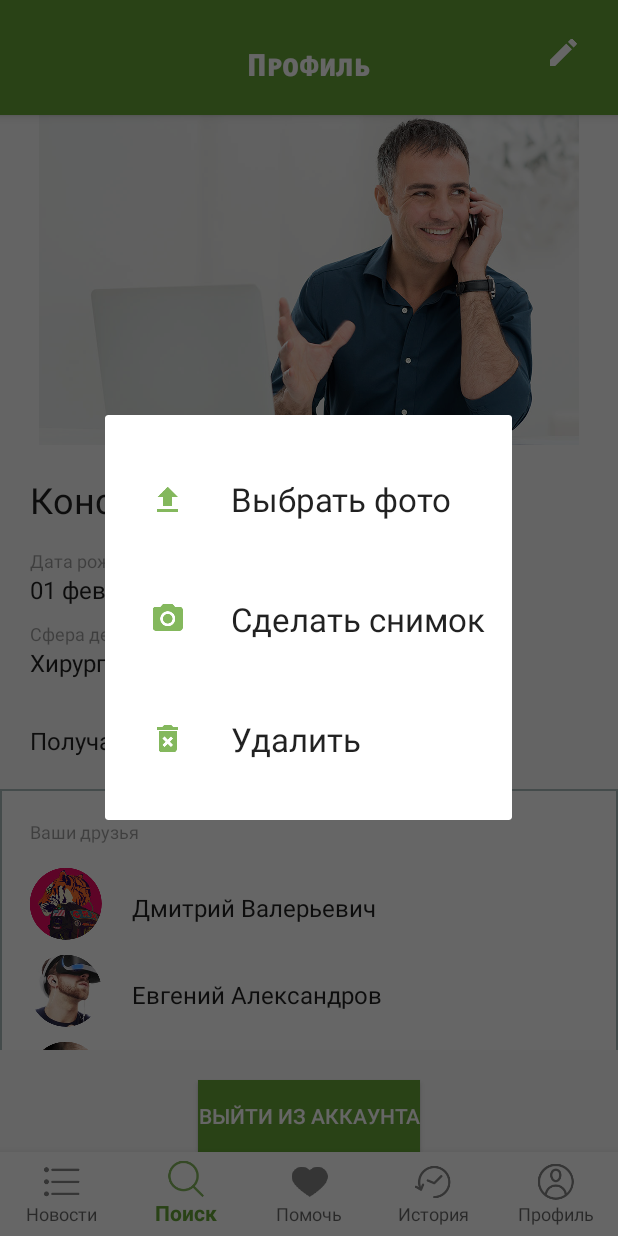
After one commit to faktor600/Kotlin-practice, an Android app: the fragment PhotoChooseDialog placed in its activity, on a phone screen of 412 x 824 dp. The commit adds this screen. Run offline under Robolectric (Android 15) with nearby library versions, the phone set to English and light mode, and no system bars; libraries missing offline, so code that uses them is left out: moxy.presenter.

Commit message:
экран профиля

```diff
--- a/app/build.gradle
+++ b/app/build.gradle
@@ -53,6 +53,8 @@ dependencies {
 
     def moxy_version = "2.2.0"
 
+    def picasso_version = "2.5.2"
+
     implementation fileTree(dir: 'libs', include: ['*.jar'])
     implementation"org.jetbrains.kotlin:kotlin-stdlib-jdk7:$kotlin_version"
     implementation 'androidx.appcompat:appcompat:1.2.0'
@@ -93,4 +95,6 @@ dependencies {
     implementation "com.github.moxy-community:moxy:$moxy_version"
     kapt "com.github.moxy-community:moxy-compiler:$moxy_version"
     implementation "com.github.moxy-community:moxy-app-compat:$moxy_version"
+
+    implementation "com.squareup.picasso:picasso:$picasso_version"
 }
--- /dev/null
+++ b/app/src/main/java/com/simbir/kotlinpractice/presentetion/presenter/ProfilePresenter.kt
@@ -0,0 +1,15 @@
+package com.simbir.kotlinpractice.presentetion.presenter
+
+import android.content.Intent
+import android.graphics.Bitmap
+import com.simbir.kotlinpractice.presentetion.view.profile.ProfileView
+import moxy.InjectViewState
+import moxy.MvpPresenter
+
+@InjectViewState
+class ProfilePresenter : MvpPresenter<ProfileView>() {
+
+    fun getPhotoProfile(data: Intent?): Bitmap{
+        return data?.extras?.get("data") as Bitmap
+    }
+}
--- /dev/null
+++ b/app/src/main/java/com/simbir/kotlinpractice/presentetion/utils/OnClickPhotoDialogCallback.kt
@@ -0,0 +1,10 @@
+package com.simbir.kotlinpractice.presentetion.utils
+
+interface OnClickPhotoDialogCallback {
+
+    fun onClickProfileChoose()
+
+    fun onClickProfileNew()
+
+    fun onClickProfileDelete()
+}
--- /dev/null
+++ b/app/src/main/java/com/simbir/kotlinpractice/presentetion/utils/PhotoChooseDialog.kt
@@ -0,0 +1,55 @@
+package com.simbir.kotlinpractice.presentetion.utils
+
+import android.app.Dialog
+import android.content.Context
+import android.os.Bundle
+import android.view.LayoutInflater
+import android.view.View
+import android.view.ViewGroup
+import android.view.Window
+import android.widget.Button
+import androidx.fragment.app.DialogFragment
+import androidx.fragment.app.Fragment
+import com.simbir.kotlinpractice.R
+import com.simbir.kotlinpractice.presentetion.view.mainactivity.MainActivity
+import com.simbir.kotlinpractice.presentetion.view.profile.ProfileFragment
+
+class PhotoChooseDialog : DialogFragment() {
+
+    private lateinit var onClickPhotoDialogCallback: OnClickPhotoDialogCallback
+
+    override fun onCreateDialog(savedInstanceState: Bundle?): Dialog {
+        val dialog: Dialog = super.onCreateDialog(savedInstanceState)
+        dialog.requestWindowFeature(Window.FEATURE_NO_TITLE)
+        return dialog
+    }
+
+    override fun onCreateView(
+        inflater: LayoutInflater,
+        container: ViewGroup?,
+        savedInstanceState: Bundle?
+    ): View? {
+        val view = inflater.inflate(R.layout.dialog_layout, container, false)
+
+        val buttonChoose = view.findViewById<Button>(R.id.profileDialogButtonChoose)
+        val buttonDelete = view.findViewById<Button>(R.id.profileDialogButtonDelete)
+        val buttonNew = view.findViewById<Button>(R.id.profileDialogButtonNew)
+
+        buttonChoose.setOnClickListener{ onClickPhotoDialogCallback.onClickProfileChoose() }
+        buttonDelete.setOnClickListener { onClickPhotoDialogCallback.onClickProfileDelete() }
+        buttonNew.setOnClickListener { onClickPhotoDialogCallback.onClickProfileNew() }
+
+        return view
+    }
+
+    override fun onAttach(context: Context) {
+        super.onAttach(context)
+        val fragments: List<Fragment> = (context as MainActivity).supportFragmentManager.fragments
+
+        for(fragment in fragments){
+            if(fragment is ProfileFragment){
+                onClickPhotoDialogCallback = fragment.getCallback()
+            }
+        }
+    }
+}
--- a/app/src/main/java/com/simbir/kotlinpractice/presentetion/view/mainactivity/MainActivityPagerAdapter.kt
+++ b/app/src/main/java/com/simbir/kotlinpractice/presentetion/view/mainactivity/MainActivityPagerAdapter.kt
@@ -4,6 +4,7 @@ import androidx.fragment.app.Fragment
 import androidx.fragment.app.FragmentManager
 import androidx.fragment.app.FragmentPagerAdapter
 import com.simbir.kotlinpractice.presentetion.view.help.HelpFragment
+import com.simbir.kotlinpractice.presentetion.view.profile.ProfileFragment
 
 class MainActivityPagerAdapter(
 
@@ -16,6 +17,7 @@ class MainActivityPagerAdapter(
 
     init {
         fragments.add(HelpFragment())
+        fragments.add(ProfileFragment())
     }
 
     override fun getItem(position: Int): Fragment {
--- /dev/null
+++ b/app/src/main/java/com/simbir/kotlinpractice/presentetion/view/profile/ProfileFragment.kt
@@ -0,0 +1,97 @@
+package com.simbir.kotlinpractice.presentetion.view.profile
+
+import android.app.Activity
+import android.content.Intent
+import android.graphics.Bitmap
+import android.net.Uri
+import android.provider.MediaStore
+import android.provider.MediaStore.Images
+import android.view.View
+import android.widget.ImageView
+import android.widget.LinearLayout
+import androidx.fragment.app.DialogFragment
+import com.simbir.kotlinpractice.R
+import com.simbir.kotlinpractice.presentetion.presenter.ProfilePresenter
+import com.simbir.kotlinpractice.presentetion.utils.OnClickPhotoDialogCallback
+import com.simbir.kotlinpractice.presentetion.utils.PhotoChooseDialog
+import com.simbir.kotlinpractice.presentetion.view.BaseFragment
+import moxy.presenter.InjectPresenter
+
+class ProfileFragment : BaseFragment(), ProfileView {
+
+    private val DIALOG_FRAGMENT_TAG = "dialogPhotoChange"
+
+    private val REQUEST_IMAGE_CAPTURE = 1
+    private val REQUEST_IMAGE_FROM_GALLERY = 2
+    private val BLANK_IMAGE = 0
+    private val BLANK_IMAGE_WIDTH = 200
+
+    @InjectPresenter
+    lateinit var presenter: ProfilePresenter
+
+    private lateinit var dialogFragment: DialogFragment
+    private lateinit var profilePhoto: ImageView
+
+    private val callback: OnClickPhotoDialogCallback = object : OnClickPhotoDialogCallback {
+
+        override fun onClickProfileChoose() {
+            val intent = Intent(Intent.ACTION_PICK, Images.Media.EXTERNAL_CONTENT_URI)
+            startActivityForResult(intent, REQUEST_IMAGE_FROM_GALLERY)
+            dialogFragment.dismiss()
+        }
+
+        override fun onClickProfileNew() {
+            val takeNewPhoto = Intent(MediaStore.ACTION_IMAGE_CAPTURE)
+            if (takeNewPhoto.resolveActivity(activity?.let { it.packageManager }) != null) {
+                startActivityForResult(takeNewPhoto, REQUEST_IMAGE_CAPTURE)
+            }
+            dialogFragment.dismiss()
+        }
+
+        override fun onClickProfileDelete() {
+            profilePhoto.setImageResource(BLANK_IMAGE)
+            profilePhoto.layoutParams = LinearLayout.LayoutParams(
+                BLANK_IMAGE_WIDTH,
+                LinearLayout.LayoutParams.MATCH_PARENT
+            )
+            dialogFragment.dismiss()
+        }
+    }
+
+    override fun getLayoutId(): Int {
+        return R.layout.fragment_profile
+    }
+
+
+    override fun initViews(view: View) {
+        profilePhoto = view.findViewById(R.id.profileImageUser)
+        dialogFragment = PhotoChooseDialog()
+        profilePhoto.setOnClickListener { onClickProfilePhoto(it) }
+        setHasOptionsMenu(true)
+    }
+
+    override fun onActivityResult(requestCode: Int, resultCode: Int, data: Intent?) {
+        super.onActivityResult(requestCode, resultCode, data)
+        if (requestCode == REQUEST_IMAGE_CAPTURE && data != null && resultCode == Activity.RESULT_OK) {
+            setNewPhoto(presenter.getPhotoProfile(data))
+        } else if (requestCode == REQUEST_IMAGE_FROM_GALLERY && data != null && resultCode == Activity.RESULT_OK) {
+            setPhotoFromGallery(presenter.getPhotoProfile(data))
+        }
+    }
+
+    private fun setNewPhoto(bitmap: Bitmap) {
+        profilePhoto.setImageBitmap(bitmap)
+    }
+
+    private fun setPhotoFromGallery(bitmap: Bitmap) {
+        profilePhoto.setImageBitmap(bitmap)
+    }
+
+    private fun onClickProfilePhoto(view: View) {
+        dialogFragment.show(fragmentManager!!, DIALOG_FRAGMENT_TAG)
+    }
+
+    fun getCallback(): OnClickPhotoDialogCallback {
+        return callback
+    }
+}
--- /dev/null
+++ b/app/src/main/java/com/simbir/kotlinpractice/presentetion/view/profile/ProfileView.kt
@@ -0,0 +1,6 @@
+package com.simbir.kotlinpractice.presentetion.view.profile
+
+import moxy.MvpView
+
+interface ProfileView : MvpView {
+}
--- /dev/null
+++ b/app/src/main/res/layout/dialog_layout.xml
@@ -0,0 +1,31 @@
+<?xml version="1.0" encoding="utf-8"?>
+<LinearLayout xmlns:android="http://schemas.android.com/apk/res/android"
+    android:orientation="vertical" android:layout_width="match_parent"
+    android:layout_height="wrap_content">
+
+    <Button
+        android:id="@+id/profileDialogButtonChoose"
+        android:layout_width="match_parent"
+        android:layout_height="wrap_content"
+        android:text="@string/profile_photo_change_choose"
+        android:drawableStart="@drawable/upload"
+        style="@style/ProfileDialogItemsStyle"/>
+
+    <Button
+        android:id="@+id/profileDialogButtonNew"
+        android:layout_width="match_parent"
+        android:layout_height="wrap_content"
+        android:layout_marginEnd="0dp"
+        android:text="@string/profile_photo_change_new"
+        android:drawableStart="@drawable/camera"
+        style="@style/ProfileDialogItemsStyle"/>
+
+    <Button
+        android:id="@+id/profileDialogButtonDelete"
+        android:layout_width="match_parent"
+        android:layout_height="wrap_content"
+        android:text="@string/profile_photo_change_delete"
+        android:drawableStart="@drawable/delete"
+        android:layout_marginBottom="30dp"
+        style="@style/ProfileDialogItemsStyle"/>
+</LinearLayout>
--- /dev/null
+++ b/app/src/main/res/layout/fragment_profile.xml
@@ -0,0 +1,235 @@
+<?xml version="1.0" encoding="utf-8"?>
+<androidx.constraintlayout.widget.ConstraintLayout xmlns:android="http://schemas.android.com/apk/res/android"
+    xmlns:app="http://schemas.android.com/apk/res-auto"
+    android:layout_width="match_parent"
+    android:layout_height="match_parent"
+    android:orientation="vertical">
+
+    <com.google.android.material.appbar.AppBarLayout
+        android:id="@+id/profileAppBar"
+        android:layout_width="match_parent"
+        android:layout_height="wrap_content"
+        app:layout_constraintEnd_toEndOf="parent"
+        app:layout_constraintStart_toStartOf="parent"
+        app:layout_constraintTop_toTopOf="parent">
+
+        <RelativeLayout
+            android:layout_width="match_parent"
+            android:layout_height="wrap_content">
+
+            <TextView
+                android:id="@+id/actionBarTitle"
+                android:layout_width="wrap_content"
+                android:layout_height="wrap_content"
+                android:layout_centerHorizontal="true"
+                android:text="@string/title_name_profile"
+                style="@style/ActionBarTitleStyle"/>
+
+            <ImageView
+                android:id="@+id/profileChangeButton"
+                android:layout_width="wrap_content"
+                android:layout_height="wrap_content"
+                android:layout_alignParentEnd="true"
+                android:layout_marginTop="@dimen/app_bar_item_margin_top"
+                android:layout_marginEnd="@dimen/app_bar_item_margin_end"
+                android:layout_gravity="end"
+                android:src="@drawable/edit" />
+
+        </RelativeLayout>
+
+    </com.google.android.material.appbar.AppBarLayout>
+
+    <ScrollView
+        android:id="@+id/profileScrollView"
+        android:layout_width="match_parent"
+        android:layout_height="0dp"
+        app:layout_constraintBottom_toTopOf="@+id/profileButtonLeaveAccount"
+        app:layout_constraintEnd_toEndOf="parent"
+        app:layout_constraintStart_toStartOf="parent"
+        app:layout_constraintTop_toBottomOf="@id/profileAppBar">
+
+        <LinearLayout
+            android:id="@+id/profileLayoutScrollView"
+            android:layout_width="match_parent"
+            android:layout_height="760dp"
+            android:orientation="vertical">
+
+            <LinearLayout
+                android:id="@+id/profileLayoutUser"
+                android:layout_width="match_parent"
+                android:layout_height="wrap_content"
+                android:orientation="vertical">
+
+                <ImageView
+                    android:id="@+id/profileImageUser"
+                    android:layout_width="match_parent"
+                    android:layout_height="wrap_content"
+                    app:srcCompat="@drawable/image_man" />
+
+                <TextView
+                    android:id="@+id/profileTextUserName"
+                    style="@style/ProfileTextMainStyle.User"
+                    android:layout_width="wrap_content"
+                    android:layout_height="wrap_content"
+                    android:layout_marginTop="@dimen/profile_margin_left_top_bottom"
+                    android:text="@string/user_name_profile" />
+
+                <TextView
+                    android:id="@+id/profileTextUserBirthdayTitle"
+                    style="@style/ProfileTextItemStyle"
+                    android:layout_width="wrap_content"
+                    android:layout_height="wrap_content"
+                    android:layout_marginTop="@dimen/profile_item_space"
+                    android:text="@string/user_birthday_title_profile" />
+
+                <TextView
+                    android:id="@+id/profileTextUserBirthday"
+                    style="@style/ProfileTextMainStyle.Other"
+                    android:layout_width="wrap_content"
+                    android:layout_height="wrap_content"
+                    android:text="@string/user_birthday_profile" />
+
+                <TextView
+                    android:id="@+id/profileTextUserFieldTitle"
+                    style="@style/ProfileTextItemStyle"
+                    android:layout_width="wrap_content"
+                    android:layout_height="wrap_content"
+                    android:layout_marginTop="@dimen/profile_line_space"
+                    android:text="@string/user_field_title_profile" />
+
+                <TextView
+                    android:id="@+id/profileTextUserField"
+                    style="@style/ProfileTextMainStyle.Other"
+                    android:layout_width="wrap_content"
+                    android:layout_height="wrap_content"
+                    android:text="Хирургия, травмотология" />
+
+                <LinearLayout
+                    android:id="@+id/profileLayoutPushNotifications"
+                    android:layout_width="wrap_content"
+                    android:layout_height="wrap_content"
+                    android:orientation="horizontal">
+
+                    <TextView
+                        android:id="@+id/profileTextPushNotifications"
+                        style="@style/ProfileTextMainStyle.Other"
+                        android:layout_width="wrap_content"
+                        android:layout_height="wrap_content"
+                        android:layout_marginTop="28dp"
+                        android:layout_marginBottom="18dp"
+                        android:text="@string/push_notifications_title_profile" />
+
+                    <androidx.appcompat.widget.SwitchCompat
+                        android:id="@+id/profileSwitchPushNotifications"
+                        android:layout_width="wrap_content"
+                        android:layout_height="wrap_content"
+                        android:layout_marginStart="55dp"
+                        android:layout_marginTop="28dp"
+                        android:layout_marginBottom="18dp" />
+
+                </LinearLayout>
+
+            </LinearLayout>
+
+            <LinearLayout
+                android:id="@+id/profileLayoutFriends"
+                android:layout_width="match_parent"
+                android:layout_height="wrap_content"
+                android:background="@drawable/search_selector_border"
+                android:orientation="vertical">
+
+                <TextView
+                    android:id="@+id/profileTextFriendsTitle"
+                    style="@style/ProfileTextItemStyle"
+                    android:layout_width="wrap_content"
+                    android:layout_height="wrap_content"
+                    android:layout_marginTop="@dimen/profile_margin_left_top_bottom"
+                    android:text="@string/user_friends_title_profile" />
+
+                <LinearLayout
+                    android:id="@+id/profileLayoutDmitriy"
+                    android:layout_width="wrap_content"
+                    android:layout_height="wrap_content"
+                    android:layout_marginStart="@dimen/profile_margin_left_top_bottom"
+                    android:layout_marginTop="16dp"
+                    android:orientation="horizontal">
+
+                    <ImageView
+                        android:layout_width="@dimen/profile_image_friend_size"
+                        android:layout_height="@dimen/profile_image_friend_size"
+                        android:src="@drawable/avatar_3" />
+
+                    <TextView
+                        style="@style/ProfileTextMainStyle.Other"
+                        android:layout_width="wrap_content"
+                        android:layout_height="wrap_content"
+                        android:layout_marginStart="@dimen/profile_margin_left_top_bottom"
+                        android:layout_marginTop="15dp"
+                        android:text="Дмитрий Валерьевич" />
+                </LinearLayout>
+
+                <LinearLayout
+                    android:id="@+id/profileLayoutEvgeniy"
+                    android:layout_width="wrap_content"
+                    android:layout_height="wrap_content"
+                    android:layout_marginStart="@dimen/profile_margin_left_top_bottom"
+                    android:layout_marginTop="@dimen/profile_line_space"
+                    android:orientation="horizontal">
+
+                    <ImageView
+                        android:layout_width="@dimen/profile_image_friend_size"
+                        android:layout_height="@dimen/profile_image_friend_size"
+                        android:src="@drawable/avatar_2" />
+
+                    <TextView
+                        style="@style/ProfileTextMainStyle.Other"
+                        android:layout_width="wrap_content"
+                        android:layout_height="wrap_content"
+                        android:layout_marginStart="@dimen/profile_margin_left_top_bottom"
+                        android:layout_marginTop="15dp"
+                        android:text="Евгений Александров" />
+                </LinearLayout>
+
+                <LinearLayout
+                    android:id="@+id/profileLayoutVictor"
+                    android:layout_width="wrap_content"
+                    android:layout_height="wrap_content"
+                    android:layout_marginStart="@dimen/profile_margin_left_top_bottom"
+                    android:layout_marginTop="@dimen/profile_line_space"
+                    android:layout_marginBottom="@dimen/profile_margin_left_top_bottom"
+                    android:orientation="horizontal">
+
+                    <ImageView
+                        android:layout_width="@dimen/profile_image_friend_size"
+                        android:layout_height="@dimen/profile_image_friend_size"
+                        android:src="@drawable/avatar_1" />
+
+                    <TextView
+                        style="@style/ProfileTextMainStyle.Other"
+                        android:layout_width="wrap_content"
+                        android:layout_height="wrap_content"
+                        android:layout_marginStart="@dimen/profile_margin_left_top_bottom"
+                        android:layout_marginTop="15dp"
+                        android:text="Виктор Кузнецов" />
+                </LinearLayout>
+
+            </LinearLayout>
+
+        </LinearLayout>
+    </ScrollView>
+
+    <Button
+        android:id="@+id/profileButtonLeaveAccount"
+        android:layout_width="wrap_content"
+        android:layout_height="wrap_content"
+        android:layout_marginTop="20dp"
+        android:background="@color/colorTitle"
+        android:fontFamily="sans-serif-medium"
+        android:text="@string/user_leave_account_profile"
+        android:textColor="@android:color/white"
+        app:layout_constraintBottom_toBottomOf="parent"
+        app:layout_constraintEnd_toEndOf="parent"
+        app:layout_constraintStart_toStartOf="parent"
+        app:layout_constraintTop_toBottomOf="@+id/profileScrollView" />
+
+</androidx.constraintlayout.widget.ConstraintLayout>
```
Also changed, not shown: app/src/main/AndroidManifest.xml (+16 -1 lines).
